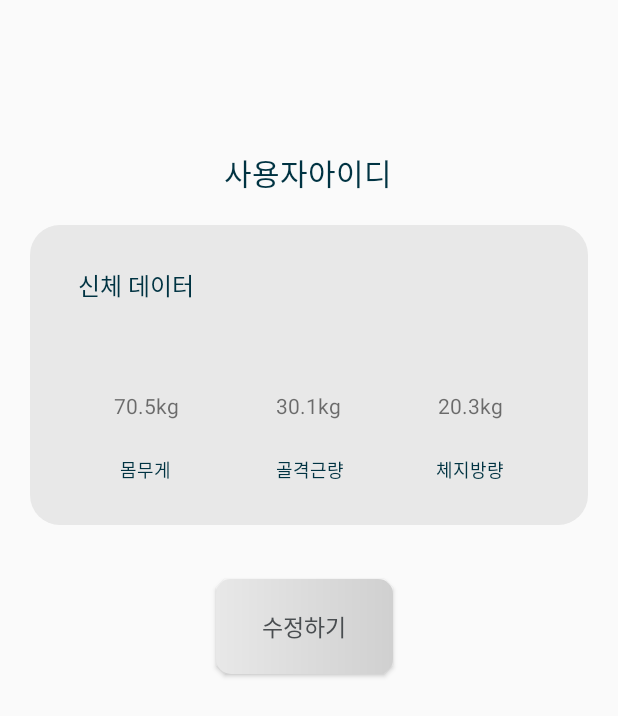
After one commit to nahyun0423/6t-teamproject, an Android app built with Jetpack Compose: the SettingActivity screen opened directly, with no data from a screen before it, on a phone screen of 412 x 824 dp. The commit adds this screen. Shown: the top 716 px of the screen. Run offline under Robolectric (Android 15) with nearby library versions, the phone set to English and light mode, and no system bars.

Commit message:
feat: add setting UI and activity

```diff
--- a/app/src/main/AndroidManifest.xml
+++ b/app/src/main/AndroidManifest.xml
@@ -12,6 +12,9 @@
         android:supportsRtl="true"
         android:theme="@style/Theme.AppCompat.Light.NoActionBar"
         tools:targetApi="31">
+        <activity
+            android:name=".SettingActivity"
+            android:exported="true" />
         <activity
             android:name=".InputTrainingInformationActivity"
             android:exported="false" />
--- /dev/null
+++ b/app/src/main/java/com/team6/routineapp/SettingActivity.kt
@@ -0,0 +1,107 @@
+package com.team6.routineapp
+
+import android.annotation.SuppressLint
+import android.app.Dialog
+import android.os.Bundle
+import android.text.Editable
+import android.text.TextWatcher
+import android.widget.Button
+import android.widget.EditText
+import android.widget.TextView
+import androidx.activity.enableEdgeToEdge
+import androidx.appcompat.app.AppCompatActivity
+import androidx.core.view.ViewCompat
+import androidx.core.view.WindowInsetsCompat
+import androidx.core.widget.addTextChangedListener
+import com.team6.routineapp.fitness.UserInfo
+
+class SettingActivity : AppCompatActivity() {
+
+    private lateinit var userInfo : UserInfo
+
+    private lateinit var editUserInfoButton : Button
+
+    private lateinit var inputUserInfoDialog: Dialog
+    private lateinit var inputUserInfoDialogHeightEditText: EditText
+    private lateinit var inputUserInfoDialogWeightEditText: EditText
+    private lateinit var inputUserInfoDialogMuscleEditText: EditText
+    private lateinit var inputUserInfoDialogFatEditText: EditText
+    private lateinit var inputUserInfoDialogButton: Button
+
+    private lateinit var userId: TextView
+    private lateinit var userWeight: TextView
+    private lateinit var userMuscle: TextView
+    private lateinit var userFat: TextView
+
+    val textWatcher = createTextWatcher()
+
+    override fun onCreate(savedInstanceState: Bundle?): Unit {
+        super.onCreate(savedInstanceState)
+        setContentView(R.layout.activity_setting_info)
+
+        inputUserInfoDialog = Dialog(this)
+        inputUserInfoDialog.setContentView(R.layout.dialog_input_user_information)
+        inputUserInfoDialogHeightEditText = inputUserInfoDialog.findViewById<EditText>(R.id.dialog_input_user_information_edittext_user_height)
+        inputUserInfoDialogWeightEditText = inputUserInfoDialog.findViewById<EditText>(R.id.dialog_input_user_information_edittext_user_weight)
+        inputUserInfoDialogMuscleEditText = inputUserInfoDialog.findViewById<EditText>(R.id.dialog_input_user_information_edittext_user_muscle)
+        inputUserInfoDialogFatEditText = inputUserInfoDialog.findViewById<EditText>(R.id.dialog_input_user_information_edittext_user_fat)
+        inputUserInfoDialogButton = inputUserInfoDialog.findViewById<Button>(R.id.dialog_input_user_information_button)
+
+        userId = findViewById<TextView>(R.id.activity_setting_info_textView_userId)
+        userWeight = findViewById<TextView>(R.id.textView_user_weight)
+        userMuscle = findViewById<TextView>(R.id.textView_user_muscle)
+        userFat = findViewById<TextView>(R.id.textView_user_fat)
+
+        editUserInfoButton = findViewById<Button>(R.id.activity_setting_info_edit_button)
+
+        //db에서 userid나 프로필 사진 받아 적용
+
+
+        //dialog 부분
+        inputUserInfoDialogHeightEditText.addTextChangedListener(textWatcher)
+        inputUserInfoDialogWeightEditText.addTextChangedListener(textWatcher)
+        inputUserInfoDialogMuscleEditText.addTextChangedListener(textWatcher)
+        inputUserInfoDialogFatEditText.addTextChangedListener(textWatcher)
+
+        editUserInfoButton.setOnClickListener {
+            inputUserInfoDialog.show()
+
+            inputUserInfoDialogButton.setOnClickListener {
+                userInfo = UserInfo(inputUserInfoDialogHeightEditText.text.toString().toInt(),
+                    inputUserInfoDialogWeightEditText.text.toString().toInt(),
+                    inputUserInfoDialogMuscleEditText.text.toString().toInt(),
+                    inputUserInfoDialogFatEditText.text.toString().toInt())
+
+                //UserInfo를 EditText값을 db에 저장
+
+                userWeight.setText(userInfo.weight.toString())
+                userMuscle.setText(userInfo.muscle.toString())
+                userFat.setText(userInfo.fat.toString())
+                inputUserInfoDialog.dismiss()
+           }
+        }
+    }
+
+    private fun areAllFieldsFilled(): Boolean {
+        return inputUserInfoDialogHeightEditText.text.isNotEmpty() &&
+                inputUserInfoDialogWeightEditText.text.isNotEmpty() &&
+                inputUserInfoDialogMuscleEditText.text.isNotEmpty() &&
+                inputUserInfoDialogFatEditText.text.isNotEmpty()
+    }
+
+    private fun createTextWatcher(): TextWatcher {
+        return object : TextWatcher {
+            override fun afterTextChanged(s: Editable?) {
+                inputUserInfoDialogButton.isEnabled = areAllFieldsFilled()
+                if(inputUserInfoDialogButton.isEnabled)
+                    inputUserInfoDialogButton.setText("완료")
+                else
+                    inputUserInfoDialogButton.setText("모든 정보를 입력해주세요")
+            }
+            override fun beforeTextChanged(s: CharSequence?, start: Int, count: Int, after: Int) {
+            }
+            override fun onTextChanged(s: CharSequence?, start: Int, before: Int, count: Int) {
+            }
+        }
+    }
+}
--- a/app/src/main/java/com/team6/routineapp/fitness/Fitness.kt
+++ b/app/src/main/java/com/team6/routineapp/fitness/Fitness.kt
@@ -18,3 +18,5 @@ class WeightTraining(exercise: Exercise, set: Int, numberOfTimes: Int, var weigh
 }
 
 class Routine(var name: String, var trainings: Array<Training?>) : Serializable {}
+
+class UserInfo(var height : Int, var weight : Int, var muscle: Int, var fat : Int) : Serializable {}
--- /dev/null
+++ b/app/src/main/res/drawable/button_background_selector.xml
@@ -0,0 +1,5 @@
+<?xml version="1.0" encoding="utf-8"?>
+<selector xmlns:android="http://schemas.android.com/apk/res/android">
+    <item android:state_enabled="true" android:drawable="@drawable/button_yes"/>
+    <item android:state_enabled="false" android:drawable="@drawable/button_no_gray"/>
+</selector>
--- /dev/null
+++ b/app/src/main/res/drawable/button_no_gray.xml
@@ -0,0 +1,6 @@
+<?xml version="1.0" encoding="utf-8"?>
+<shape android:shape="rectangle"
+    xmlns:android="http://schemas.android.com/apk/res/android">
+    <corners android:radius="10dp"/>
+    <gradient android:startColor="@color/light_gray" android:endColor="@color/gray"/>
+</shape>
--- /dev/null
+++ b/app/src/main/res/drawable/rectangle_bright_gray.xml
@@ -0,0 +1,6 @@
+<?xml version="1.0" encoding="utf-8"?>
+<shape xmlns:android="http://schemas.android.com/apk/res/android"
+    android:shape="rectangle">
+    <corners android:radius="20dp" />
+    <solid android:color="@color/light_gray"/>
+</shape>
--- /dev/null
+++ b/app/src/main/res/drawable/rectangle_gray.xml
@@ -0,0 +1,6 @@
+<?xml version="1.0" encoding="utf-8"?>
+<shape xmlns:android="http://schemas.android.com/apk/res/android"
+    android:shape="rectangle">
+    <corners android:radius="20dp" />
+    <solid android:color="@color/gray"/>
+</shape>
--- /dev/null
+++ b/app/src/main/res/layout/activity_setting_info.xml
@@ -0,0 +1,167 @@
+<?xml version="1.0" encoding="utf-8"?>
+<androidx.constraintlayout.widget.ConstraintLayout xmlns:android="http://schemas.android.com/apk/res/android"
+    xmlns:app="http://schemas.android.com/apk/res-auto"
+    xmlns:tools="http://schemas.android.com/tools"
+    android:layout_width="match_parent"
+    android:layout_height="match_parent">
+
+    <androidx.constraintlayout.widget.ConstraintLayout
+        android:id="@+id/activity_setting_info_layout_top"
+        android:layout_width="match_parent"
+        android:layout_height="wrap_content"
+        android:padding="0dp"
+        app:layout_constraintEnd_toEndOf="parent"
+        app:layout_constraintHorizontal_bias="0.0"
+        app:layout_constraintStart_toStartOf="parent"
+        app:layout_constraintTop_toTopOf="parent">
+
+        <TextView
+            android:id="@+id/activity_setting_info_textView_userId"
+            android:layout_width="wrap_content"
+            android:layout_height="wrap_content"
+            android:layout_marginStart="149dp"
+            android:layout_marginTop="16dp"
+            android:text="사용자아이디"
+            android:textAppearance="@style/text_guide"
+            app:layout_constraintStart_toStartOf="parent"
+            app:layout_constraintTop_toBottomOf="@+id/activity_setting_info_imageView_user_profile" />
+
+        <ImageView
+            android:id="@+id/activity_setting_info_imageView_user_profile"
+            android:layout_width="wrap_content"
+            android:layout_height="wrap_content"
+            android:layout_marginStart="140dp"
+            android:layout_marginTop="84dp"
+            app:layout_constraintStart_toStartOf="parent"
+            app:layout_constraintTop_toTopOf="parent"
+            tools:srcCompat="@tools:sample/avatars" />
+
+    </androidx.constraintlayout.widget.ConstraintLayout>
+
+    <androidx.constraintlayout.widget.ConstraintLayout
+        android:id="@+id/activity_setting_info_layout_bottom"
+        android:layout_width="match_parent"
+        android:layout_height="200dp"
+        android:layout_margin="20dp"
+        android:layout_marginStart="20dp"
+        android:background="@drawable/rectangle_bright_gray"
+        app:layout_constraintStart_toStartOf="parent"
+        app:layout_constraintTop_toBottomOf="@+id/activity_setting_info_layout_top">
+
+        <TextView
+            android:id="@+id/textView_weight"
+            android:layout_width="wrap_content"
+            android:layout_height="wrap_content"
+            android:layout_marginStart="60dp"
+            android:layout_marginBottom="28dp"
+            android:text="몸무게"
+            android:textAppearance="@style/text_guide_body"
+            app:layout_constraintBottom_toBottomOf="parent"
+            app:layout_constraintStart_toStartOf="parent" />
+
+        <TextView
+            android:id="@+id/textView_fat"
+            android:layout_width="wrap_content"
+            android:layout_height="wrap_content"
+            android:layout_marginEnd="56dp"
+            android:layout_marginBottom="28dp"
+            android:text="체지방량"
+            android:textAppearance="@style/text_guide_body"
+            app:layout_constraintBottom_toBottomOf="parent"
+            app:layout_constraintEnd_toEndOf="parent" />
+
+        <TextView
+            android:id="@+id/textView_muscle"
+            android:layout_width="wrap_content"
+            android:layout_height="wrap_content"
+            android:layout_marginStart="68dp"
+            android:layout_marginBottom="28dp"
+            android:text="골격근량"
+            android:textAppearance="@style/text_guide_body"
+            app:layout_constraintBottom_toBottomOf="parent"
+            app:layout_constraintEnd_toStartOf="@+id/textView_fat"
+            app:layout_constraintHorizontal_bias="0.032"
+            app:layout_constraintStart_toEndOf="@+id/textView_weight" />
+
+        <TextView
+            android:id="@+id/textView_user_data"
+            android:layout_width="wrap_content"
+            android:layout_height="wrap_content"
+            android:layout_marginStart="32dp"
+            android:layout_marginTop="28dp"
+            android:text="신체 데이터"
+            android:textAppearance="@style/text_guide_head"
+            app:layout_constraintStart_toStartOf="parent"
+            app:layout_constraintTop_toTopOf="parent" />
+
+        <TextView
+            android:id="@+id/textView_fat_unit"
+            android:layout_width="wrap_content"
+            android:layout_height="wrap_content"
+            android:layout_marginBottom="24dp"
+            android:text="kg"
+            app:layout_constraintBottom_toTopOf="@+id/textView_fat"
+            app:layout_constraintStart_toEndOf="@+id/textView_user_fat" />
+
+        <TextView
+            android:id="@+id/textView_weight_unit"
+            android:layout_width="wrap_content"
+            android:layout_height="wrap_content"
+            android:layout_marginBottom="24dp"
+            android:text="kg"
+            app:layout_constraintBottom_toTopOf="@+id/textView_weight"
+            app:layout_constraintStart_toEndOf="@+id/textView_user_weight" />
+
+        <TextView
+            android:id="@+id/textView_muscle_unit"
+            android:layout_width="wrap_content"
+            android:layout_height="wrap_content"
+            android:layout_marginBottom="24dp"
+            android:text="kg"
+            app:layout_constraintBottom_toTopOf="@+id/textView_muscle"
+            app:layout_constraintStart_toEndOf="@+id/textView_user_muscle" />
+
+        <TextView
+            android:id="@+id/textView_user_weight"
+            android:layout_width="wrap_content"
+            android:layout_height="wrap_content"
+            android:layout_marginStart="56dp"
+            android:layout_marginBottom="24dp"
+            android:text="70.5"
+            app:layout_constraintBottom_toTopOf="@+id/textView_weight"
+            app:layout_constraintStart_toStartOf="parent" />
+
+        <TextView
+            android:id="@+id/textView_user_muscle"
+            android:layout_width="wrap_content"
+            android:layout_height="wrap_content"
+            android:layout_marginStart="80dp"
+            android:layout_marginBottom="24dp"
+            android:text="30.1"
+            app:layout_constraintBottom_toTopOf="@+id/textView_muscle"
+            app:layout_constraintStart_toEndOf="@id/textView_user_weight" />
+
+        <TextView
+            android:id="@+id/textView_user_fat"
+            android:layout_width="wrap_content"
+            android:layout_height="wrap_content"
+            android:layout_marginStart="80dp"
+            android:layout_marginBottom="24dp"
+            android:text="20.3"
+            app:layout_constraintBottom_toTopOf="@+id/textView_fat"
+            app:layout_constraintStart_toEndOf="@id/textView_user_muscle" />
+    </androidx.constraintlayout.widget.ConstraintLayout>
+
+    <Button
+        android:id="@+id/activity_setting_info_edit_button"
+        android:layout_width="118dp"
+        android:layout_height="63dp"
+        android:layout_marginStart="144dp"
+        android:layout_marginTop="36dp"
+        android:text="수정하기"
+        android:background="@drawable/button_no_gray"
+        android:textAppearance="@style/text_button_yes"
+        app:layout_constraintStart_toStartOf="parent"
+        app:layout_constraintTop_toBottomOf="@+id/activity_setting_info_layout_bottom" />
+
+</androidx.constraintlayout.widget.ConstraintLayout>
--- a/app/src/main/res/values/colors.xml
+++ b/app/src/main/res/values/colors.xml
@@ -8,6 +8,7 @@
     <color name="blue">#FF0E2850</color>
     <color name="blue_gray">#FF494D50</color>
     <color name="gray">#FFD0D0D0</color>
+    <color name="light_gray">#FFE8E8E8</color>
     <color name="water">#FFDBF6FE</color>
     <color name="dark_green">#FF003342</color>
     <color name="dark_water">#FF369EBD</color>
```
Also changed, not shown: app/src/main/res/layout/dialog_input_user_information.xml (added, +233 -0 lines), app/src/main/res/layout/view_user_data.xml (added, +44 -0 lines).
